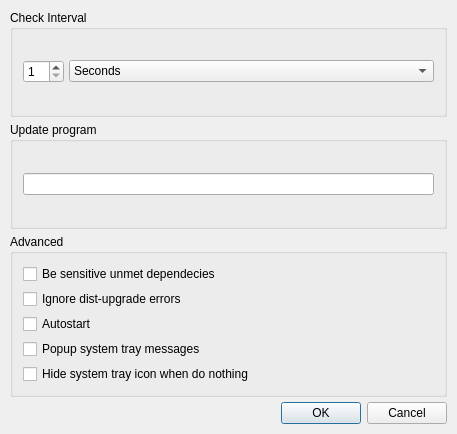
imz/apt-indicator, file apt-indicator/agent/config_dialog.ui: the form before one commit.
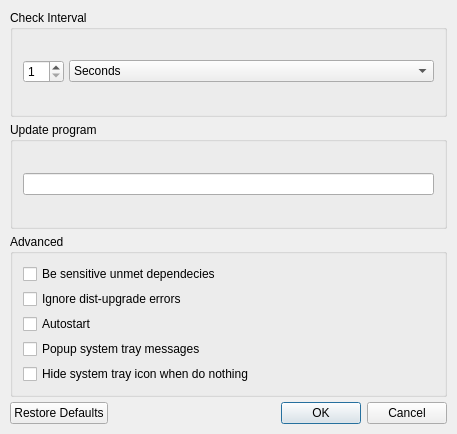
The form after the commit.

Commit message: - allow reset to defaults in configuration dialog

Patch:
```diff
--- a/apt-indicator/agent/config_dialog.ui
+++ b/apt-indicator/agent/config_dialog.ui
@@ -152,7 +152,7 @@
    <item>
     <widget class="QDialogButtonBox" name="buttonBox">
      <property name="standardButtons">
-      <set>QDialogButtonBox::Cancel|QDialogButtonBox::Ok</set>
+      <set>QDialogButtonBox::Cancel|QDialogButtonBox::Ok|QDialogButtonBox::RestoreDefaults</set>
      </property>
     </widget>
    </item>
```
The commit also changes 4 other files.
